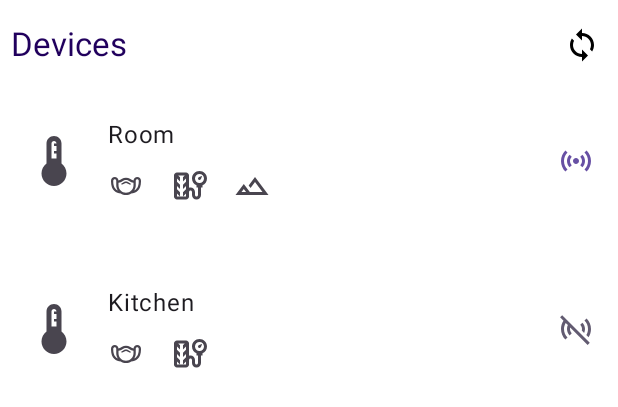
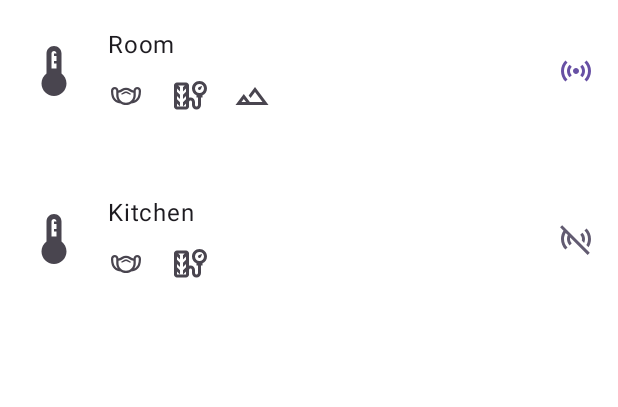
Before and after one commit to antonkonyshev/casa-connect, an Android app built with Jetpack Compose: the @Preview function PreviewDevices, on a phone screen of 412 x 824 dp. Shown: the top 407 px of the screen. Run offline under Robolectric (Android 15) with nearby library versions, the phone set to English and light mode, and no system bars; our stand-ins replace accompanist, window size class.

Commit message:
WIP. Fixes for navigation appearance after the refactoring on the devices screen.

```diff
--- a/app/src/main/java/com/github/antonkonyshev/casaconnect/presentation/device/DevicesActivity.kt
+++ b/app/src/main/java/com/github/antonkonyshev/casaconnect/presentation/device/DevicesActivity.kt
@@ -32,7 +32,7 @@ class DevicesActivity : BaseActivity() {
                         selectedDevice = viewModel.selectedDevice.collectAsStateWithLifecycle()
                             .value,
                         uiState = viewModel.uiState.collectAsStateWithLifecycle().value,
-                        onDiscoverDevicesClicked = viewModel::discoverDevices,
+                        onDiscoverDevicesClicked = ::onDiscoverDevices,
                         onDeviceClicked = { device: Device ->
                             viewModel._selectedDevice.value = device
                         }
@@ -42,6 +42,10 @@ class DevicesActivity : BaseActivity() {
         }
     }
 
+    fun onDiscoverDevices() {
+        viewModel.discoverDevices()
+    }
+
     fun deselectDevice() {
         val viewModel: DevicesViewModel by viewModels()
         viewModel._selectedDevice.value = null
--- a/app/src/main/java/com/github/antonkonyshev/casaconnect/presentation/device/DevicesComposable.kt
+++ b/app/src/main/java/com/github/antonkonyshev/casaconnect/presentation/device/DevicesComposable.kt
@@ -4,11 +4,8 @@ import androidx.appcompat.app.AppCompatActivity
 import androidx.compose.animation.AnimatedVisibility
 import androidx.compose.foundation.clickable
 import androidx.compose.foundation.layout.Box
-import androidx.compose.foundation.layout.Column
 import androidx.compose.foundation.layout.Row
 import androidx.compose.foundation.layout.fillMaxSize
-import androidx.compose.foundation.layout.fillMaxWidth
-import androidx.compose.foundation.layout.height
 import androidx.compose.foundation.layout.padding
 import androidx.compose.foundation.layout.size
 import androidx.compose.foundation.lazy.LazyColumn
@@ -17,7 +14,6 @@ import androidx.compose.material.ExperimentalMaterialApi
 import androidx.compose.material.icons.Icons
 import androidx.compose.material.icons.filled.Sensors
 import androidx.compose.material.icons.filled.SensorsOff
-import androidx.compose.material.icons.filled.Sync
 import androidx.compose.material.icons.outlined.Landscape
 import androidx.compose.material.icons.outlined.Masks
 import androidx.compose.material.icons.outlined.Thermostat
@@ -27,7 +23,6 @@ import androidx.compose.material.pullrefresh.PullRefreshIndicator
 import androidx.compose.material.pullrefresh.pullRefresh
 import androidx.compose.material.pullrefresh.rememberPullRefreshState
 import androidx.compose.material3.Icon
-import androidx.compose.material3.IconButton
 import androidx.compose.material3.ListItem
 import androidx.compose.material3.ListItemDefaults
 import androidx.compose.material3.MaterialTheme
@@ -37,14 +32,12 @@ import androidx.compose.runtime.Composable
 import androidx.compose.ui.Alignment
 import androidx.compose.ui.Modifier
 import androidx.compose.ui.graphics.Color
-import androidx.compose.ui.res.stringResource
 import androidx.compose.ui.tooling.preview.Preview
 import androidx.compose.ui.unit.dp
 import androidx.compose.ui.viewinterop.AndroidView
 import androidx.core.view.ViewCompat
 import androidx.fragment.app.FragmentContainerView
 import androidx.fragment.app.commit
-import com.github.antonkonyshev.casaconnect.R
 import com.github.antonkonyshev.casaconnect.domain.entity.Device
 import com.github.antonkonyshev.casaconnect.presentation.LocalWindowWidthSizeClass
 import com.github.antonkonyshev.casaconnect.presentation.UiState
@@ -60,28 +53,6 @@ fun DevicesScreen(
     onDiscoverDevicesClicked: () -> Unit = {},
     onDeviceClicked: (Device) -> Unit = {},
 ) {
-    Column(modifier = Modifier.fillMaxSize()) {
-        Row(
-            modifier = Modifier
-                .height(60.dp)
-                .padding(start = 7.dp)
-                .fillMaxWidth(),
-            verticalAlignment = Alignment.CenterVertically,
-        ) {
-            Text(
-                text = stringResource(R.string.devices),
-                style = MaterialTheme.typography.titleLarge,
-                color = MaterialTheme.colorScheme.onPrimaryContainer,
-                modifier = Modifier.weight(1f)
-            )
-            IconButton(onClick = onDiscoverDevicesClicked) {
-                Icon(
-                    imageVector = Icons.Default.Sync,
-                    contentDescription = stringResource(R.string.refresh)
-                )
-            }
-        }
-
     Row {
         val refreshingState = rememberPullRefreshState(
             uiState.loading, onDiscoverDevicesClicked
@@ -193,7 +164,6 @@ fun DevicesScreen(
         }
     }
 }
-}
 
 @Preview(showBackground = true)
 @Composable
```
Also changed, not shown: app/src/main/java/com/github/antonkonyshev/casaconnect/presentation/NavigationWrapper.kt (+10 -2 lines), app/src/main/java/com/github/antonkonyshev/casaconnect/presentation/meteo/MeasurementHistoryChartView.kt (+7 -0 lines), app/src/main/java/com/github/antonkonyshev/casaconnect/presentation/meteo/MeteoComposable.kt (+28 -5 lines). Lines whose indentation alone changed are shown as unchanged.
